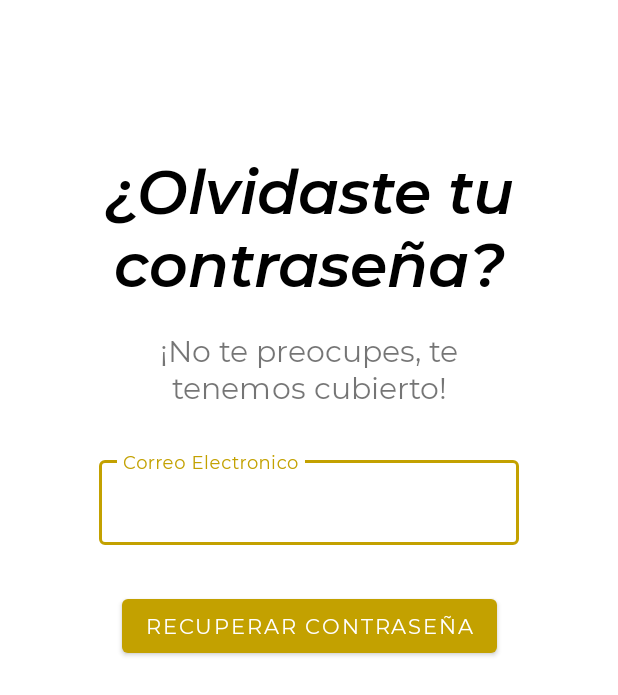
After one commit to Rinzler014/TestFarma-App, an Android app: the fragment ResetPassword shown on its own in the app's theme, on a phone screen of 412 x 824 dp. The commit adds this screen. Shown: the top 695 px of the screen. Run offline under Robolectric (Android 15) with nearby library versions, the phone set to English and light mode, and no system bars; our stand-ins replace Firebase (no records; nobody signed in at launch, a user with empty details on screens opened directly).

Commit message:
Added Pop Up for Pasword reset

```diff
--- a/app/build.gradle
+++ b/app/build.gradle
@@ -6,6 +6,10 @@ plugins {
 
     id 'kotlin-kapt'
     id 'androidx.navigation.safeargs.kotlin'
+
+    id 'kotlin-android-extensions'
+    id 'kotlin-android'
+
 }
 
 android {
@@ -65,4 +69,6 @@ dependencies {
 
     implementation 'com.google.android.gms:play-services-maps:18.1.0'
 
+    implementation 'androidx.cardview:cardview:1.0.0'
+
 }
--- /dev/null
+++ b/app/src/main/java/com/example/testfarma/ResetPassword.kt
@@ -0,0 +1,61 @@
+package com.example.testfarma
+
+import android.content.Intent
+import android.os.Bundle
+import androidx.fragment.app.Fragment
+import android.view.LayoutInflater
+import android.view.View
+import android.view.ViewGroup
+import android.widget.Button
+import com.example.testfarma.databinding.FragmentResetPasswordBinding
+import com.google.firebase.auth.FirebaseAuth
+import com.google.firebase.auth.ktx.auth
+import com.google.firebase.ktx.Firebase
+
+
+class ResetPassword : Fragment() {
+
+    private lateinit var auth : FirebaseAuth
+    private var _binding : FragmentResetPasswordBinding? = null
+    val binding get() = _binding!!
+
+    override fun onCreate(savedInstanceState: Bundle?) {
+        super.onCreate(savedInstanceState)
+
+        auth = Firebase.auth
+    }
+
+    override fun onCreateView(
+        inflater: LayoutInflater, container: ViewGroup?,
+        savedInstanceState: Bundle?
+    ): View? {
+        // Inflate the layout for this fragment
+
+        _binding = FragmentResetPasswordBinding.inflate(inflater, container, false)
+        val view = binding.root
+
+        return view
+
+    }
+
+    override fun onViewCreated(view: View, savedInstanceState: Bundle?) {
+        super.onViewCreated(view, savedInstanceState)
+
+        val resetButton = view.findViewById<Button>(R.id.reset_button)
+
+        resetButton.setOnClickListener {
+
+            val intent = Intent(context, PopUpWindow::class.java)
+            intent.putExtra("popuptitle", "Recuperacion de Contraseña")
+            intent.putExtra("popuptext", getString(R.string.pop_up_label_message))
+            intent.putExtra("popupbtn", getString(R.string.continue_label))
+            intent.putExtra("darkstatusbar", false)
+            startActivity(intent)
+
+        }
+
+
+    }
+
+
+}
--- /dev/null
+++ b/app/src/main/res/layout/fragment_reset_password.xml
@@ -0,0 +1,68 @@
+<?xml version="1.0" encoding="utf-8"?>
+<androidx.constraintlayout.widget.ConstraintLayout xmlns:android="http://schemas.android.com/apk/res/android"
+    xmlns:tools="http://schemas.android.com/tools"
+    android:layout_width="match_parent"
+    android:layout_height="match_parent"
+    xmlns:app="http://schemas.android.com/apk/res-auto"
+    tools:context=".ResetPassword">
+
+
+    <TextView
+        android:id="@+id/reset_password_title"
+        android:layout_width="wrap_content"
+        android:layout_height="wrap_content"
+        android:layout_marginTop="100dp"
+        android:text="¿Olvidaste tu contraseña?"
+        android:fontFamily="@font/montserrat_semibold"
+        android:textSize="40sp"
+        android:textAlignment="center"
+        android:textColor="@color/black"
+        app:layout_constraintTop_toTopOf="parent"
+        app:layout_constraintStart_toStartOf="parent"
+        app:layout_constraintEnd_toEndOf="parent" />
+
+    <TextView
+        android:id="@+id/reset_message"
+        android:layout_width="200dp"
+        android:layout_height="wrap_content"
+        android:fontFamily="@font/montserrat_regular"
+        android:textSize="20sp"
+        android:layout_marginTop="18dp"
+        android:textAlignment="center"
+        android:text="¡No te preocupes, te tenemos cubierto!"
+        app:layout_constraintStart_toStartOf="@id/reset_password_title"
+        app:layout_constraintEnd_toEndOf="@id/reset_password_title"
+        app:layout_constraintTop_toBottomOf="@id/reset_password_title" />
+
+    <com.google.android.material.textfield.TextInputLayout
+        android:id="@+id/field_reset_email"
+        android:layout_width="280dp"
+        android:layout_height="wrap_content"
+        android:layout_marginTop="30dp"
+        app:boxBackgroundColor="@color/white"
+        android:hint="@string/email_label"
+        app:layout_constraintStart_toStartOf="parent"
+        app:layout_constraintEnd_toEndOf="parent"
+        app:layout_constraintTop_toBottomOf="@id/reset_message">
+
+        <com.google.android.material.textfield.TextInputEditText
+            android:id="@+id/field_login_email_edit"
+            android:layout_width="280dp"
+            android:fontFamily="@font/montserrat_regular"
+            android:layout_height="wrap_content"
+            android:inputType="textEmailAddress" />
+
+    </com.google.android.material.textfield.TextInputLayout>
+
+    <Button
+        android:id="@+id/reset_button"
+        android:layout_width="wrap_content"
+        android:layout_height="wrap_content"
+        android:layout_marginTop="30dp"
+        android:text="@string/reset_password_button_label"
+        android:fontFamily="@font/montserrat_regular"
+        app:layout_constraintStart_toStartOf="parent"
+        app:layout_constraintEnd_toEndOf="parent"
+        app:layout_constraintTop_toBottomOf="@id/field_reset_email" />
+
+</androidx.constraintlayout.widget.ConstraintLayout>
--- a/app/src/main/res/values/colors.xml
+++ b/app/src/main/res/values/colors.xml
@@ -18,4 +18,7 @@
     <color name="background">#fef199</color>
     <color name="green">#30A706</color>
     <color name="red">#D50000</color>
+
+    <color name="grey">#F3F3F1</color>
+
 </resources>
--- a/app/src/main/res/values/strings.xml
+++ b/app/src/main/res/values/strings.xml
@@ -92,6 +92,9 @@
     <string name="descripcion">descripcion</string>
     <string name="contact_label">Contacto</string>
     <string name="reset_password_label">¿Olvidaste tu contraseña?</string>
+    <string name="reset_password_button_label">Recuperar contraseña</string>
+    <string name="continue_pop_up_button">Continuar</string>
+    <string name="pop_up_label_message">Si tu direccion de correo es correcta te enviaremos un enlace para que puedas volver a iniciar sesion</string>
 
 
 </resources>
```
Also changed, not shown: app/src/main/AndroidManifest.xml (+14 -0 lines), app/src/main/java/com/example/testfarma/Login.kt (+10 -0 lines), app/src/main/java/com/example/testfarma/PopUpWindow.kt (added, +124 -0 lines), app/src/main/res/layout/pop_up_window.xml (added, +106 -0 lines), app/src/main/res/navigation/mobile_navigation.xml (+10 -2 lines).
